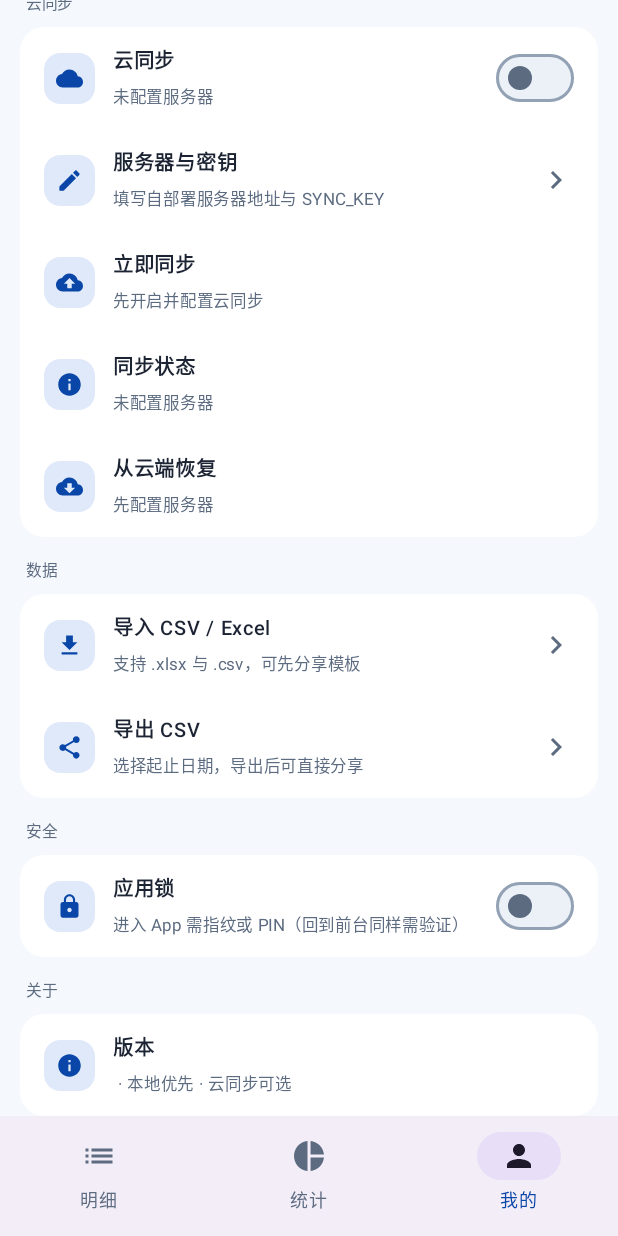
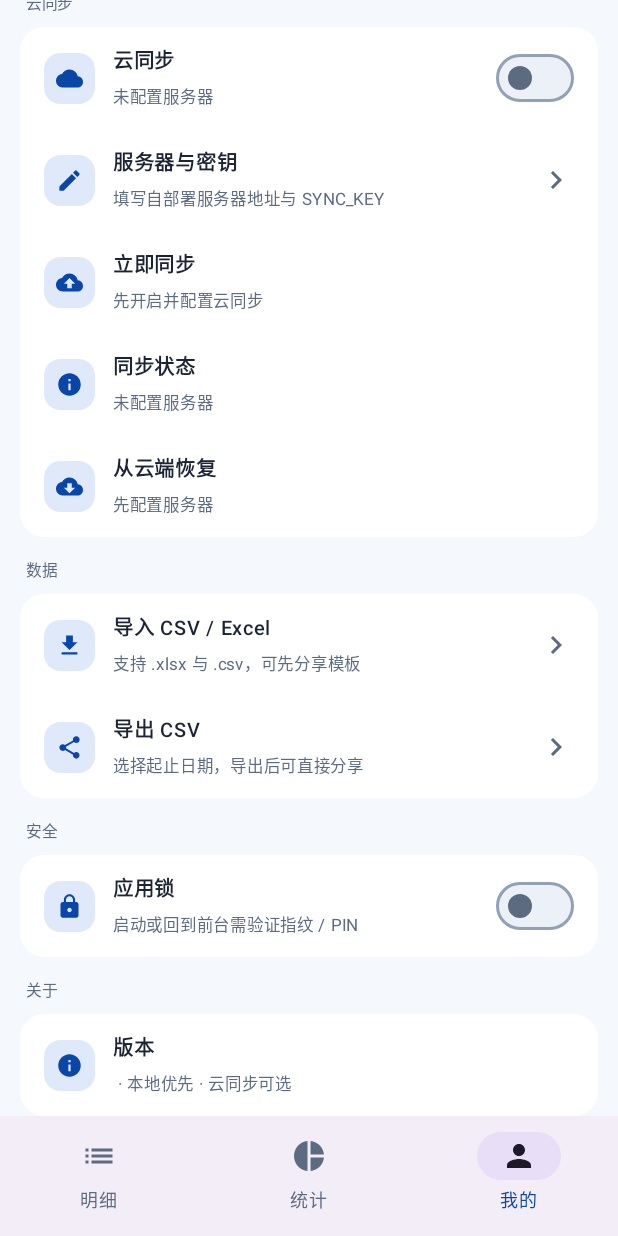
Before and after one commit to Fhesk-Will/jianji, an Android app built with Jetpack Compose: the SettingsScreen screen opened through its navigation route, scrolled down 174 dp, on a phone screen of 412 x 824 dp. Run offline under Robolectric (Android 15) with nearby library versions, the phone set to English and light mode, and no system bars; our stand-ins replace Room's generated code.

Commit message:
ui: 精简应用锁副标题文案
由「进入 App 需指纹或 PIN（回到前台同样需验证）」改为「启动或回到前台需验证指纹 / PIN」，
保持含义不变并可在单行内展示。

```diff
--- a/app/src/main/java/com/jianji/app/ui/settings/SettingsScreen.kt
+++ b/app/src/main/java/com/jianji/app/ui/settings/SettingsScreen.kt
@@ -276,7 +276,7 @@ fun SettingsScreen(
             SwitchRow(
                 icon = Icons.Filled.Lock,
                 title = "应用锁",
-                sub = "进入 App 需指纹或 PIN（回到前台同样需验证）",
+                sub = "启动或回到前台需验证指纹 / PIN",
                 checked = settings.appLock,
                 onToggle = vm::setAppLock,
             )
```
